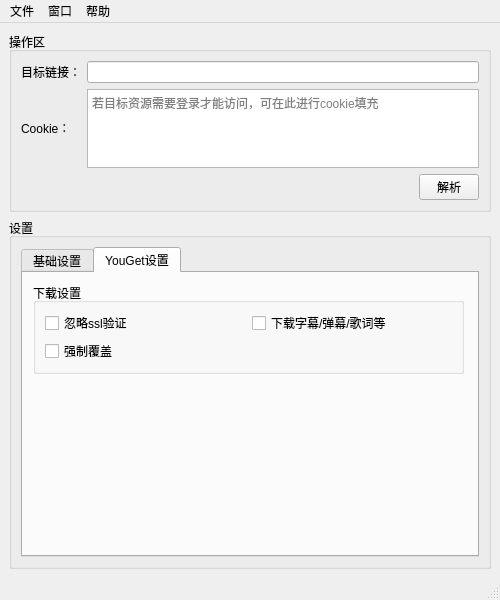
First picture: the form in ui/mainwindow.ui, repository wuyue92tree/nice-you-get, before the edit.
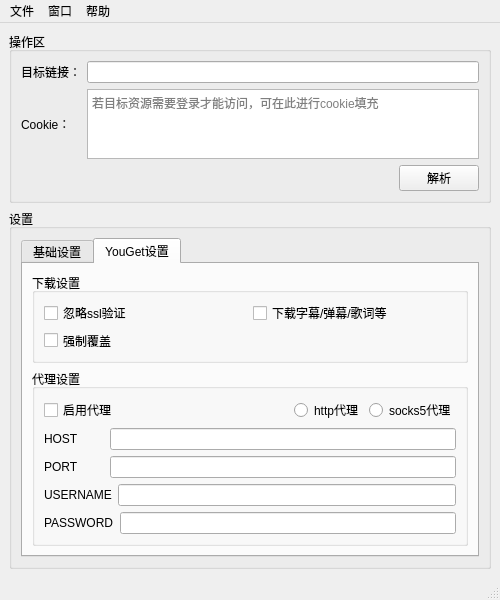
Second picture: the form after the edit. The open tabs and pages were chosen to show the change.

```diff
--- a/ui/mainwindow.ui
+++ b/ui/mainwindow.ui
@@ -51,8 +51,8 @@
            </property>
            <property name="maximumSize">
             <size>
-             <width>60</width>
-             <height>40</height>
+             <width>16777215</width>
+             <height>16777215</height>
             </size>
            </property>
            <property name="text">
@@ -77,8 +77,8 @@
            </property>
            <property name="maximumSize">
             <size>
-             <width>60</width>
-             <height>40</height>
+             <width>16777215</width>
+             <height>16777215</height>
             </size>
            </property>
            <property name="text">
@@ -114,14 +114,14 @@
           <widget class="QPushButton" name="parsePushButton">
            <property name="minimumSize">
             <size>
-             <width>60</width>
+             <width>0</width>
              <height>0</height>
             </size>
            </property>
            <property name="maximumSize">
             <size>
-             <width>60</width>
-             <height>40</height>
+             <width>16777215</width>
+             <height>16777215</height>
             </size>
            </property>
            <property name="text">
@@ -164,37 +164,50 @@
           <widget class="QGroupBox" name="groupBox_3">
            <property name="geometry">
             <rect>
-             <x>10</x>
-             <y>10</y>
-             <width>411</width>
-             <height>81</height>
+             <x>9</x>
+             <y>9</y>
+             <width>441</width>
+             <height>57</height>
             </rect>
            </property>
            <property name="title">
             <string>媒体保存</string>
            </property>
-           <layout class="QGridLayout" name="gridLayout_4">
+           <layout class="QGridLayout" name="gridLayout_6">
             <item row="0" column="0">
-             <layout class="QHBoxLayout" name="horizontalLayout_4">
-              <item>
                <widget class="QLabel" name="mediaPathValueLabel">
                 <property name="text">
                  <string/>
                 </property>
                </widget>
               </item>
+            <item row="0" column="1">
+             <layout class="QHBoxLayout" name="horizontalLayout_4">
+              <item>
+               <spacer name="horizontalSpacer_3">
+                <property name="orientation">
+                 <enum>Qt::Horizontal</enum>
+                </property>
+                <property name="sizeHint" stdset="0">
+                 <size>
+                  <width>40</width>
+                  <height>20</height>
+                 </size>
+                </property>
+               </spacer>
+              </item>
               <item>
                <widget class="QPushButton" name="mediaSavePushButton">
                 <property name="minimumSize">
                  <size>
-                  <width>60</width>
+                  <width>0</width>
                   <height>0</height>
                  </size>
                 </property>
                 <property name="maximumSize">
                  <size>
-                  <width>60</width>
-                  <height>40</height>
+                  <width>16777215</width>
+                  <height>16777215</height>
                  </size>
                 </property>
                 <property name="text">
@@ -206,14 +219,14 @@
                <widget class="QPushButton" name="mediaPathPushButton">
                 <property name="minimumSize">
                  <size>
-                  <width>80</width>
+                  <width>0</width>
                   <height>0</height>
                  </size>
                 </property>
                 <property name="maximumSize">
                  <size>
-                  <width>80</width>
-                  <height>40</height>
+                  <width>16777215</width>
+                  <height>16777215</height>
                  </size>
                 </property>
                 <property name="text">
@@ -230,19 +243,30 @@
           <attribute name="title">
            <string>YouGet设置</string>
           </attribute>
+          <layout class="QGridLayout" name="gridLayout_4">
+           <item row="0" column="0">
           <widget class="QGroupBox" name="groupBox_4">
-           <property name="geometry">
-            <rect>
-             <x>10</x>
-             <y>10</y>
-             <width>431</width>
-             <height>91</height>
-            </rect>
+             <property name="maximumSize">
+              <size>
+               <width>16777215</width>
+               <height>90</height>
+              </size>
            </property>
            <property name="title">
             <string>下载设置</string>
            </property>
            <layout class="QGridLayout" name="gridLayout_5">
+              <item row="1" column="0">
+               <layout class="QHBoxLayout" name="horizontalLayout_5">
+                <item>
+                 <widget class="QCheckBox" name="mergeCheckBox">
+                  <property name="text">
+                   <string>强制覆盖</string>
+                  </property>
+                 </widget>
+                </item>
+               </layout>
+              </item>
             <item row="0" column="0">
              <layout class="QHBoxLayout" name="horizontalLayout_3">
               <item>
@@ -261,19 +285,161 @@
               </item>
              </layout>
             </item>
+             </layout>
+            </widget>
+           </item>
             <item row="1" column="0">
-             <layout class="QHBoxLayout" name="horizontalLayout_5">
+            <widget class="QGroupBox" name="groupBox_5">
+             <property name="title">
+              <string>代理设置</string>
+             </property>
+             <layout class="QVBoxLayout" name="verticalLayout_2">
               <item>
-               <widget class="QCheckBox" name="mergeCheckBox">
+               <layout class="QHBoxLayout" name="horizontalLayout_6">
+                <item>
+                 <widget class="QCheckBox" name="proxyEnableCheckBox">
                 <property name="text">
-                 <string>强制覆盖</string>
+                   <string>启用代理</string>
                 </property>
                </widget>
               </item>
-             </layout>
-            </item>
-           </layout>
-          </widget>
+                <item>
+                 <spacer name="horizontalSpacer_2">
+                  <property name="orientation">
+                   <enum>Qt::Horizontal</enum>
+                  </property>
+                  <property name="sizeHint" stdset="0">
+                   <size>
+                    <width>40</width>
+                    <height>20</height>
+                   </size>
+                  </property>
+                 </spacer>
+                </item>
+                <item>
+                 <widget class="QRadioButton" name="httpRadioButton">
+                  <property name="text">
+                   <string>http代理</string>
+                  </property>
+                 </widget>
+                </item>
+                <item>
+                 <widget class="QRadioButton" name="socks5RadioButton">
+                  <property name="text">
+                   <string>socks5代理</string>
+                  </property>
+                 </widget>
+                </item>
+               </layout>
+              </item>
+              <item>
+               <layout class="QHBoxLayout" name="horizontalLayout_7">
+                <item>
+                 <widget class="QLabel" name="hostLabel">
+                  <property name="minimumSize">
+                   <size>
+                    <width>60</width>
+                    <height>0</height>
+                   </size>
+                  </property>
+                  <property name="maximumSize">
+                   <size>
+                    <width>16777215</width>
+                    <height>16777215</height>
+                   </size>
+                  </property>
+                  <property name="text">
+                   <string>HOST</string>
+                  </property>
+                 </widget>
+                </item>
+                <item>
+                 <widget class="QLineEdit" name="hostLineEdit"/>
+                </item>
+               </layout>
+              </item>
+              <item>
+               <layout class="QHBoxLayout" name="horizontalLayout_8">
+                <item>
+                 <widget class="QLabel" name="portLabel">
+                  <property name="minimumSize">
+                   <size>
+                    <width>60</width>
+                    <height>0</height>
+                   </size>
+                  </property>
+                  <property name="maximumSize">
+                   <size>
+                    <width>16777215</width>
+                    <height>16777215</height>
+                   </size>
+                  </property>
+                  <property name="text">
+                   <string>PORT</string>
+                  </property>
+                 </widget>
+                </item>
+                <item>
+                 <widget class="QLineEdit" name="portLineEdit"/>
+                </item>
+               </layout>
+              </item>
+              <item>
+               <layout class="QHBoxLayout" name="horizontalLayout_9">
+                <item>
+                 <widget class="QLabel" name="usernameLabel">
+                  <property name="minimumSize">
+                   <size>
+                    <width>60</width>
+                    <height>0</height>
+                   </size>
+                  </property>
+                  <property name="maximumSize">
+                   <size>
+                    <width>16777215</width>
+                    <height>16777215</height>
+                   </size>
+                  </property>
+                  <property name="text">
+                   <string>USERNAME</string>
+                  </property>
+                 </widget>
+                </item>
+                <item>
+                 <widget class="QLineEdit" name="usernameLineEdit"/>
+                </item>
+               </layout>
+              </item>
+              <item>
+               <layout class="QHBoxLayout" name="horizontalLayout_10">
+                <item>
+                 <widget class="QLabel" name="passwordLabel">
+                  <property name="minimumSize">
+                   <size>
+                    <width>60</width>
+                    <height>0</height>
+                   </size>
+                  </property>
+                  <property name="maximumSize">
+                   <size>
+                    <width>16777215</width>
+                    <height>16777215</height>
+                   </size>
+                  </property>
+                  <property name="text">
+                   <string>PASSWORD</string>
+                  </property>
+                 </widget>
+                </item>
+                <item>
+                 <widget class="QLineEdit" name="passwordLineEdit"/>
+                </item>
+               </layout>
+              </item>
+             </layout>
+            </widget>
+           </item>
+          </layout>
          </widget>
         </widget>
        </item>
@@ -288,7 +454,7 @@
      <x>0</x>
      <y>0</y>
      <width>500</width>
-     <height>24</height>
+     <height>23</height>
     </rect>
    </property>
    <widget class="QMenu" name="menu">
```
Lines whose indentation alone changed are shown as unchanged.
